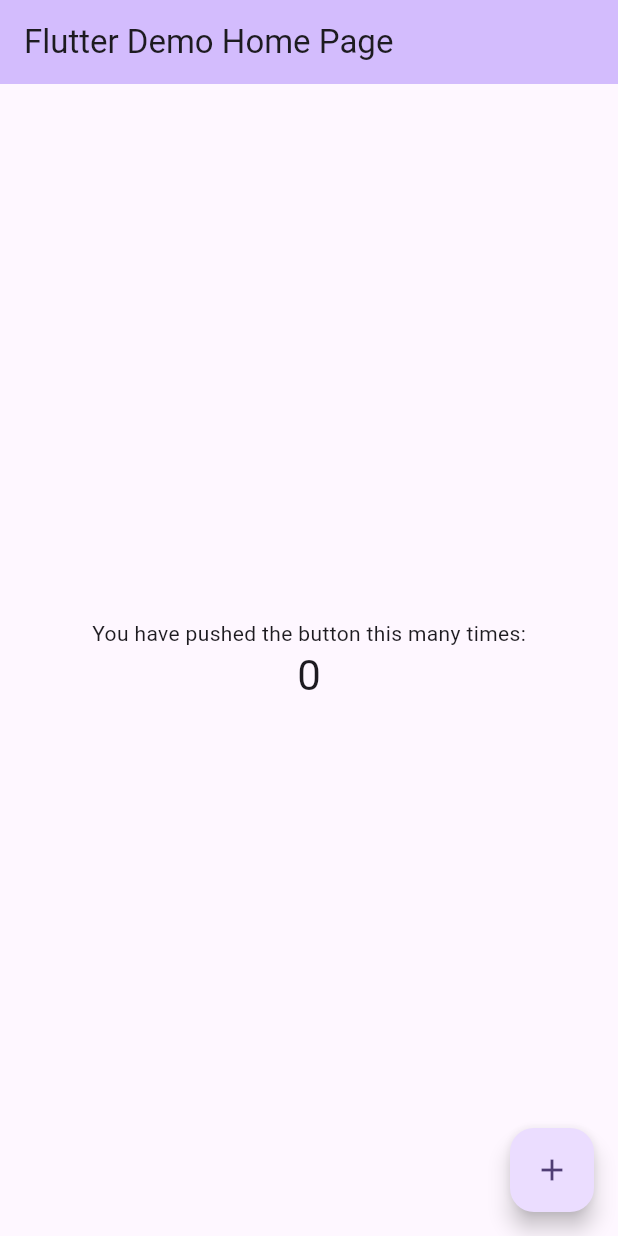
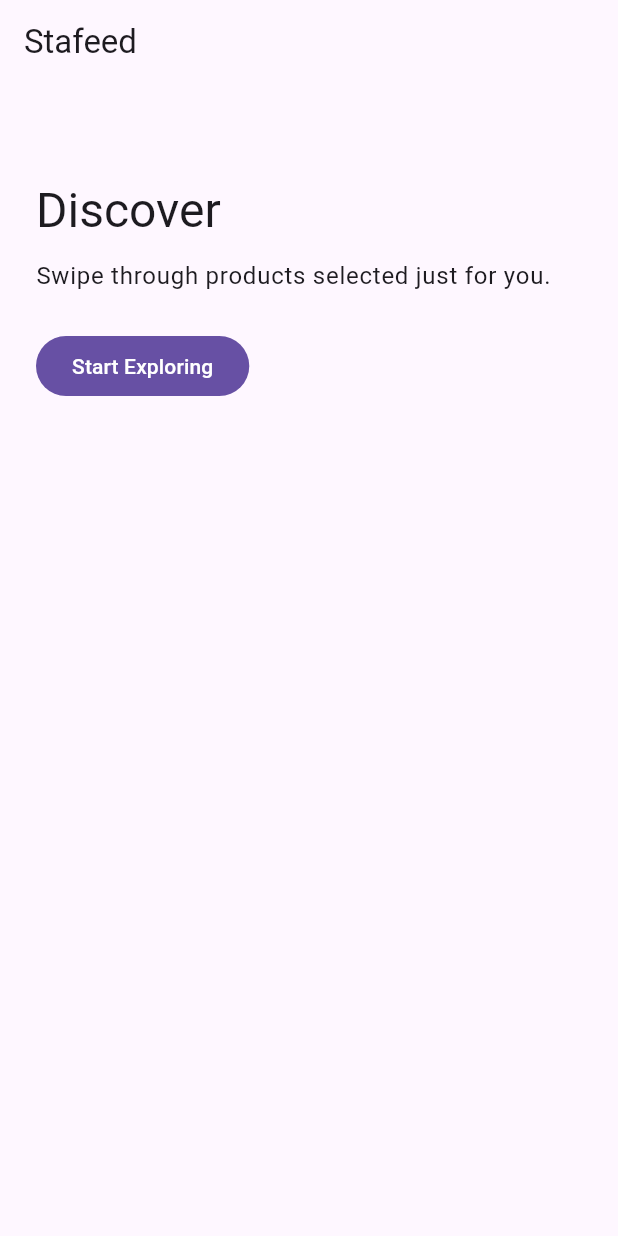
Before and after one commit to danieljreije/stafeed, a Flutter app: the screen it shows after launch, on a phone screen of 412 x 824 dp. Run offline on Flutter 3.47's test engine with Material 3 defaults, Android fonts, the phone set to English and light mode, and no system bars.

Commit message:
"feat: create initial Stafeed app shell"

```diff
--- a/lib/main.dart
+++ b/lib/main.dart
@@ -1,121 +1,60 @@
 import 'package:flutter/material.dart';
 
 void main() {
-  runApp(const MyApp());
+  runApp(const StafeedApp());
 }
 
-class MyApp extends StatelessWidget {
-  const MyApp({super.key});
+class StafeedApp extends StatelessWidget {
+  const StafeedApp({super.key});
 
-  // This widget is the root of your application.
   @override
   Widget build(BuildContext context) {
     return MaterialApp(
-      title: 'Flutter Demo',
-      theme: ThemeData(
-        // This is the theme of your application.
-        //
-        // TRY THIS: Try running your application with "flutter run". You'll see
-        // the application has a purple toolbar. Then, without quitting the app,
-        // try changing the seedColor in the colorScheme below to Colors.green
-        // and then invoke "hot reload" (save your changes or press the "hot
-        // reload" button in a Flutter-supported IDE, or press "r" if you used
-        // the command line to start the app).
-        //
-        // Notice that the counter didn't reset back to zero; the application
-        // state is not lost during the reload. To reset the state, use hot
-        // restart instead.
-        //
-        // This works for code too, not just values: Most code changes can be
-        // tested with just a hot reload.
-        colorScheme: .fromSeed(seedColor: Colors.deepPurple),
-      ),
-      home: const MyHomePage(title: 'Flutter Demo Home Page'),
+      title: 'Stafeed',
+      home: const HomeScreen(),
+       debugShowCheckedModeBanner: false,
     );
   }
 }
 
-class MyHomePage extends StatefulWidget {
-  const MyHomePage({super.key, required this.title});
-
-  // This widget is the home page of your application. It is stateful, meaning
-  // that it has a State object (defined below) that contains fields that affect
-  // how it looks.
-
-  // This class is the configuration for the state. It holds the values (in this
-  // case the title) provided by the parent (in this case the App widget) and
-  // used by the build method of the State. Fields in a Widget subclass are
-  // always marked "final".
-
-  final String title;
-
-  @override
-  State<MyHomePage> createState() => _MyHomePageState();
-}
-
-class _MyHomePageState extends State<MyHomePage> {
-  int _counter = 0;
-
-  void _incrementCounter() {
-    setState(() {
-      // This call to setState tells the Flutter framework that something has
-      // changed in this State, which causes it to rerun the build method below
-      // so that the display can reflect the updated values. If we changed
-      // _counter without calling setState(), then the build method would not be
-      // called again, and so nothing would appear to happen.
-      _counter++;
-    });
-  }
+class HomeScreen extends StatelessWidget {
+  const HomeScreen({super.key});
 
   @override
   Widget build(BuildContext context) {
-    // This method is rerun every time setState is called, for instance as done
-    // by the _incrementCounter method above.
-    //
-    // The Flutter framework has been optimized to make rerunning build methods
-    // fast, so that you can just rebuild anything that needs updating rather
-    // than having to individually change instances of widgets.
     return Scaffold(
+
       appBar: AppBar(
-        // TRY THIS: Try changing the color here to a specific color (to
-        // Colors.amber, perhaps?) and trigger a hot reload to see the AppBar
-        // change color while the other colors stay the same.
-        backgroundColor: Theme.of(context).colorScheme.inversePrimary,
-        // Here we take the value from the MyHomePage object that was created by
-        // the App.build method, and use it to set our appbar title.
-        title: Text(widget.title),
+        title: const Text('Stafeed'),
       ),
-      body: Center(
-        // Center is a layout widget. It takes a single child and positions it
-        // in the middle of the parent.
-        child: Column(
-          // Column is also a layout widget. It takes a list of children and
-          // arranges them vertically. By default, it sizes itself to fit its
-          // children horizontally, and tries to be as tall as its parent.
-          //
-          // Column has various properties to control how it sizes itself and
-          // how it positions its children. Here we use mainAxisAlignment to
-          // center the children vertically; the main axis here is the vertical
-          // axis because Columns are vertical (the cross axis would be
-          // horizontal).
-          //
-          // TRY THIS: Invoke "debug painting" (choose the "Toggle Debug Paint"
-          // action in the IDE, or press "p" in the console), to see the
-          // wireframe for each widget.
-          mainAxisAlignment: .center,
+      body:
+      Padding(
+        padding: const EdgeInsets.all(24.0),
+        child:Column(
+          crossAxisAlignment: CrossAxisAlignment.start,
           children: [
-            const Text('You have pushed the button this many times:'),
-            Text(
-              '$_counter',
-              style: Theme.of(context).textTheme.headlineMedium,
+            const SizedBox(height: 40.0),
+
+            Text('Discover',
+            style: Theme.of(context).textTheme.headlineLarge,
             ),
+
+            const SizedBox(height: 12.0),
+
+            Text('Swipe through products selected just for you.',
+            style: Theme.of(context).textTheme.bodyLarge,
+            ),
+
+            const SizedBox(height: 24.0),
+
+          FilledButton(
+            onPressed: () {
+              // Handle button press
+            },
+            child: const Text('Start Exploring'),
+          ),
           ],
         ),
-      ),
-      floatingActionButton: FloatingActionButton(
-        onPressed: _incrementCounter,
-        tooltip: 'Increment',
-        child: const Icon(Icons.add),
       ),
     );
   }
```
Also changed, not shown: 1 other file.
